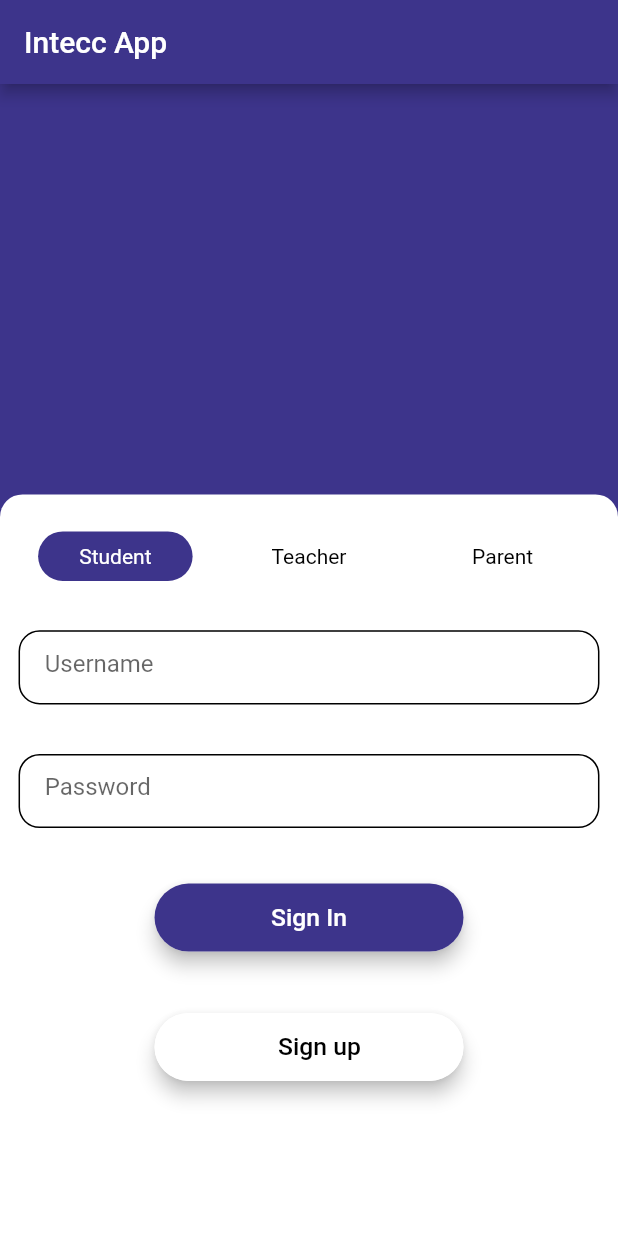
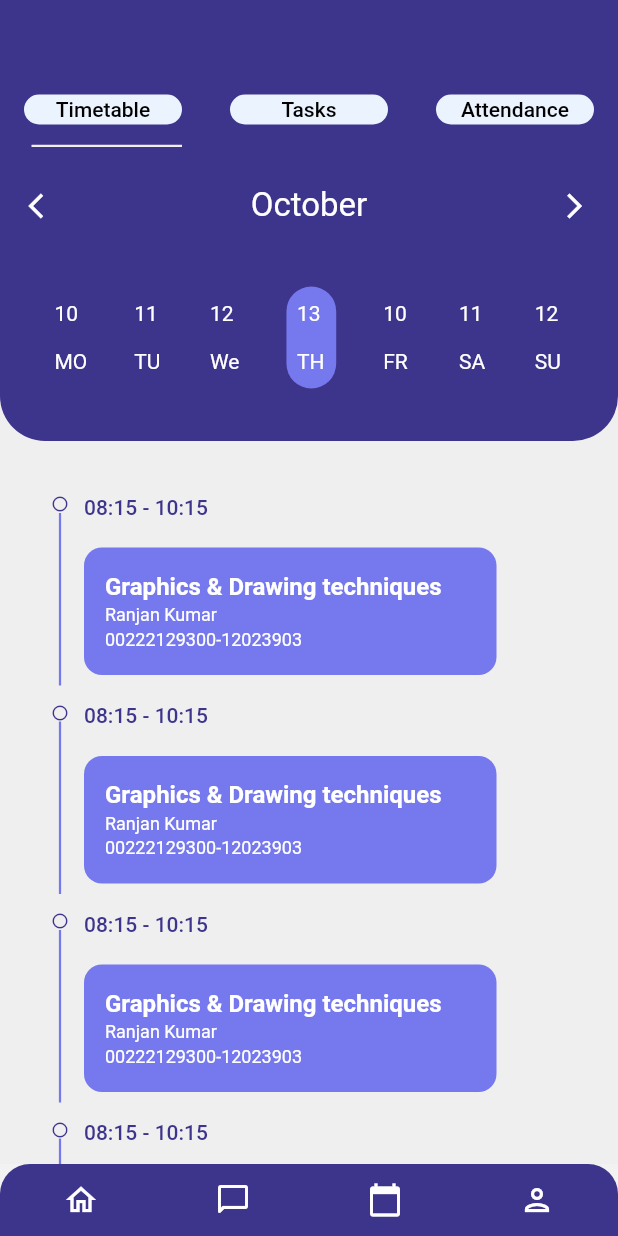
Before and after one commit to intecc-services/edtech_app_demo, a Flutter app: the screen it shows after launch, on a phone screen of 412 x 824 dp. Run offline on Flutter 3.47's test engine with Material 2 defaults, Android fonts, the phone set to English and light mode, and no system bars.

Commit message:
Timetable Pg

```diff
--- /dev/null
+++ b/lib/TabBar/attendance_student.dart
@@ -0,0 +1,24 @@
+import 'package:edtech_app_demo/shared/bottom_bar.dart';
+import 'package:flutter/material.dart';
+import 'package:flutter/src/widgets/framework.dart';
+import 'package:flutter/src/widgets/placeholder.dart';
+
+class Attendance_student extends StatefulWidget {
+  const Attendance_student({super.key});
+
+  @override
+  State<Attendance_student> createState() => _TimetableState();
+}
+
+class _TimetableState extends State<Attendance_student> {
+  @override
+  Widget build(BuildContext context) {
+    return Scaffold(
+      backgroundColor: const Color(0xffEFEFEF),
+      body: Center(
+          child: Text('Attendance',
+              style: TextStyle(fontSize: 30, color: Colors.black))),
+      //bottomNavigationBar: Bottom_Bar(),
+    );
+  }
+}
--- /dev/null
+++ b/lib/TabBar/root.dart
@@ -0,0 +1,130 @@
+import 'package:edtech_app_demo/TabBar/attendance_student.dart';
+import 'package:edtech_app_demo/shared/horizontalcal.dart';
+import 'package:edtech_app_demo/TabBar/tasks.dart';
+import 'package:edtech_app_demo/TabBar/timetable.dart';
+import 'package:edtech_app_demo/attendance/attendance.dart';
+import 'package:edtech_app_demo/shared/bottom_bar.dart';
+import 'package:flutter/material.dart';
+import 'package:flutter/src/widgets/framework.dart';
+import 'package:flutter/src/widgets/placeholder.dart';
+
+class Root extends StatefulWidget {
+  const Root({super.key});
+
+  @override
+  State<Root> createState() => _TimetableState();
+}
+
+class _TimetableState extends State<Root> {
+  @override
+  Widget build(BuildContext context) {
+    return Scaffold(
+      backgroundColor: const Color(0xffEFEFEF),
+      body: DefaultTabController(
+        length: 3,
+        child: Column(
+          children: [
+            _topContainer(),
+            //SizedBox(height: 36),
+            Expanded(
+              child: TabBarView(
+                children: [
+                  Timetable(),
+                  Tasks(),
+                  Attendance_student(),
+                ],
+              ),
+            ),
+          ],
+        ),
+      ),
+      bottomNavigationBar: Bottom_Bar(),
+    );
+  }
+}
+
+Widget _topContainer() {
+  return Container(
+    decoration: BoxDecoration(
+      color: Color(0xff3D348B),
+      //color: Colors.amber,
+      borderRadius: BorderRadius.only(
+          bottomRight: Radius.circular(60), bottomLeft: Radius.circular(60)),
+    ),
+    child: Column(
+      children: [
+        SizedBox(height: 50, width: double.infinity),
+        TabBar(
+          indicator: UnderlineTabIndicator(
+            borderSide: BorderSide(
+              width: 1.5,
+              //color: Colors.black26.withOpacity(0.2),
+              color: const Color(0xffEFEFEF),
+            ),
+            insets: EdgeInsets.only(left: 5),
+          ),
+          //indicatorColor: Colors.amber,
+          indicatorSize: TabBarIndicatorSize.label,
+          tabs: [
+            Tab(
+              child: Container(
+                height: 20,
+                alignment: Alignment.center,
+                child: Text(
+                  "Timetable",
+                  style: TextStyle(
+                    color: Colors.black,
+                    fontWeight: FontWeight.w500,
+                    fontSize: 14,
+                  ),
+                ),
+                decoration: BoxDecoration(
+                    color: const Color(0xffEBF3FF),
+                    // border: Border.all(color: Colors.black),
+                    borderRadius: BorderRadius.circular(10)),
+              ),
+            ),
+            Tab(
+              child: Container(
+                height: 20,
+                alignment: Alignment.center,
+                child: Text(
+                  "Tasks",
+                  style: TextStyle(
+                    color: Colors.black,
+                    fontWeight: FontWeight.w500,
+                    fontSize: 14,
+                  ),
+                ),
+                decoration: BoxDecoration(
+                  color: const Color(0xffEBF3FF),
+                  // border: Border.all(color: Colors.black),
+                  borderRadius: BorderRadius.circular(10),
+                ),
+              ),
+            ),
+            Tab(
+              child: Container(
+                height: 20,
+                alignment: Alignment.center,
+                child: Text(
+                  "Attendance",
+                  style: TextStyle(
+                    color: Colors.black,
+                    fontWeight: FontWeight.w500,
+                    fontSize: 14,
+                  ),
+                ),
+                decoration: BoxDecoration(
+                    color: const Color(0xffEBF3FF),
+                    // border: Border.all(color: Colors.black),
+                    borderRadius: BorderRadius.circular(10)),
+              ),
+            ),
+          ],
+        ),
+        Calendar(),
+      ],
+    ),
+  );
+}
--- /dev/null
+++ b/lib/TabBar/tasks.dart
@@ -0,0 +1,24 @@
+import 'package:edtech_app_demo/shared/bottom_bar.dart';
+import 'package:flutter/material.dart';
+import 'package:flutter/src/widgets/framework.dart';
+import 'package:flutter/src/widgets/placeholder.dart';
+
+class Tasks extends StatefulWidget {
+  const Tasks({super.key});
+
+  @override
+  State<Tasks> createState() => _TimetableState();
+}
+
+class _TimetableState extends State<Tasks> {
+  @override
+  Widget build(BuildContext context) {
+    return Scaffold(
+      backgroundColor: const Color(0xffEFEFEF),
+      body: Center(
+          child: Text('Tasks',
+              style: TextStyle(fontSize: 30, color: Colors.black))),
+      //bottomNavigationBar: Bottom_Bar(),
+    );
+  }
+}
--- /dev/null
+++ b/lib/TabBar/timetable.dart
@@ -0,0 +1,129 @@
+import 'package:edtech_app_demo/shared/bottom_bar.dart';
+import 'package:flutter/material.dart';
+import 'package:flutter/src/widgets/framework.dart';
+import 'package:flutter/src/widgets/placeholder.dart';
+
+class Timetable extends StatefulWidget {
+  const Timetable({super.key});
+
+  @override
+  State<Timetable> createState() => _TimetableState();
+}
+
+class _TimetableState extends State<Timetable> {
+  @override
+  Widget build(BuildContext context) {
+    return Padding(
+      padding: EdgeInsets.only(top: 36, left: 34),
+      child: SingleChildScrollView(
+        scrollDirection: Axis.vertical,
+        physics: BouncingScrollPhysics(),
+        child: Expanded(
+          child: Column(
+            mainAxisAlignment: MainAxisAlignment.spaceEvenly,
+            children: List.generate(5, (index) {
+              return reminder();
+            }),
+          ),
+        ),
+      ),
+    );
+  }
+}
+
+Widget reminder() {
+  return Row(
+    mainAxisAlignment: MainAxisAlignment.start,
+    crossAxisAlignment: CrossAxisAlignment.start,
+    children: [
+      Column(
+        children: [
+          Icon(
+            Icons.circle_outlined,
+            color: Color(0xff3D348B),
+            size: 12,
+          ),
+          //not dyn :
+          Container(
+            width: 1.5,
+            height: 115,
+            color: Color(0xff7678ED),
+          ), //divider :
+          // const VerticalDivider(
+          //   width: 20,
+          //   thickness: 1,
+          //   indent: 20,
+          //   endIndent: 0,
+          //   color: Colors.grey,
+          // ),
+        ],
+      ),
+      SizedBox(width: 10),
+      Column(
+        crossAxisAlignment: CrossAxisAlignment.start,
+        children: [
+          Text(
+            '08:15 - 10:15',
+            style: TextStyle(
+              color: Color(0xff3D348B),
+              fontSize: 14,
+              fontWeight: FontWeight.w500,
+            ),
+          ),
+          SizedBox(height: 19),
+          reminder_widget(),
+          SizedBox(height: 19),
+        ],
+      ),
+    ],
+  );
+}
+
+Widget reminder_widget() {
+  return Container(
+    //not dync again :
+    height: 85,
+    width: 275,
+    decoration: BoxDecoration(
+      color: Color(0xff7678ED),
+      borderRadius: BorderRadius.only(
+          bottomRight: Radius.circular(12),
+          bottomLeft: Radius.circular(12),
+          topLeft: Radius.circular(12),
+          topRight: Radius.circular(12)),
+    ),
+    child: Padding(
+      padding: const EdgeInsets.all(14),
+      child: Column(
+        mainAxisAlignment: MainAxisAlignment.spaceEvenly,
+        crossAxisAlignment: CrossAxisAlignment.start,
+        children: [
+          Text(
+            'Graphics & Drawing techniques',
+            style: TextStyle(
+              color: Colors.white,
+              fontWeight: FontWeight.w700,
+              fontSize: 16,
+            ),
+          ),
+          Text(
+            'Ranjan Kumar',
+            style: TextStyle(
+              color: Colors.white,
+              fontWeight: FontWeight.w400,
+              fontSize: 12,
+            ),
+          ),
+          Text(
+            '00222129300-12023903',
+            style: TextStyle(
+              color: Colors.white,
+              fontWeight: FontWeight.w400,
+              fontSize: 12,
+            ),
+          ),
+        ],
+      ),
+    ),
+  );
+}
--- a/lib/main.dart
+++ b/lib/main.dart
@@ -1,4 +1,6 @@
 import 'package:edtech_app_demo/Login.dart';
+import 'package:edtech_app_demo/TabBar/root.dart';
+import 'package:edtech_app_demo/attendance/teacher_attendance.dart';
 import 'package:edtech_app_demo/theme_data.dart';
 import 'package:flutter/material.dart';
 
@@ -10,7 +12,7 @@ class edtech_app extends StatelessWidget {
   Widget build(BuildContext context) {
     return MaterialApp(
       theme: customTheme,
-      home: LoginPage(),
+      home: Root(),
     );
   }
 }
--- /dev/null
+++ b/lib/shared/horizontalcal.dart
@@ -0,0 +1,80 @@
+import 'package:flutter/material.dart';
+import 'package:flutter/src/widgets/framework.dart';
+import 'package:flutter/src/widgets/placeholder.dart';
+
+class Calendar extends StatefulWidget {
+  const Calendar({super.key});
+
+  @override
+  State<Calendar> createState() => _CalendarState();
+}
+
+class _CalendarState extends State<Calendar> {
+  @override
+  Widget build(BuildContext context) {
+    return Container(
+      //color: Colors.amber,
+      decoration: BoxDecoration(
+        color: Color(0xff3D348B),
+        //color: Colors.amber,
+        borderRadius: BorderRadius.only(
+            bottomRight: Radius.circular(30), bottomLeft: Radius.circular(30)),
+      ),
+      child: Column(
+        children: [
+          Padding(
+              padding: EdgeInsets.symmetric(vertical: 15, horizontal: 5),
+              child: TopButton('October')),
+          Padding(
+            padding: const EdgeInsets.symmetric(vertical: 15, horizontal: 5),
+            child: Row(
+              mainAxisAlignment: MainAxisAlignment.spaceEvenly,
+              children: [
+                Text('10 \n\nMO', style: TextStyle(color: Colors.white)),
+                Text('11 \n\nTU', style: TextStyle(color: Colors.white)),
+                Text('12 \n\nWe', style: TextStyle(color: Colors.white)),
+                Container(
+                    padding: EdgeInsets.symmetric(vertical: 10, horizontal: 7),
+                    decoration: BoxDecoration(
+                        borderRadius: BorderRadius.circular(25),
+                        color: Color(0xff7678ED)),
+                    child: Text('13 \n\nTH',
+                        style: TextStyle(color: Colors.white))),
+                Text('10 \n\nFR', style: TextStyle(color: Colors.white)),
+                Text('11 \n\nSA', style: TextStyle(color: Colors.white)),
+                Text('12 \n\nSU', style: TextStyle(color: Colors.white)),
+              ],
+            ),
+          ),
+          SizedBox(height: 20)
+        ],
+      ),
+    );
+  }
+}
+
+Widget TopButton(String month) {
+  return Row(
+    mainAxisAlignment: MainAxisAlignment.spaceBetween,
+    children: [
+      IconButton(
+          onPressed: () {},
+          icon: Icon(
+            Icons.arrow_back_ios,
+            size: 20,
+            color: Colors.white,
+          )),
+      Text(
+        month,
+        style: TextStyle(color: Colors.white, fontSize: 22),
+      ),
+      IconButton(
+          onPressed: () {},
+          icon: Icon(
+            Icons.arrow_forward_ios,
+            size: 20,
+            color: Colors.white,
+          ))
+    ],
+  );
+}
--- a/pubspec.yaml
+++ b/pubspec.yaml
@@ -31,7 +31,6 @@ environment:
 dependencies:
   flutter:
     sdk: flutter
-
 
   # The following adds the Cupertino Icons font to your application.
   # Use with the CupertinoIcons class for iOS style icons.
```
Also changed, not shown: pubspec.lock.
